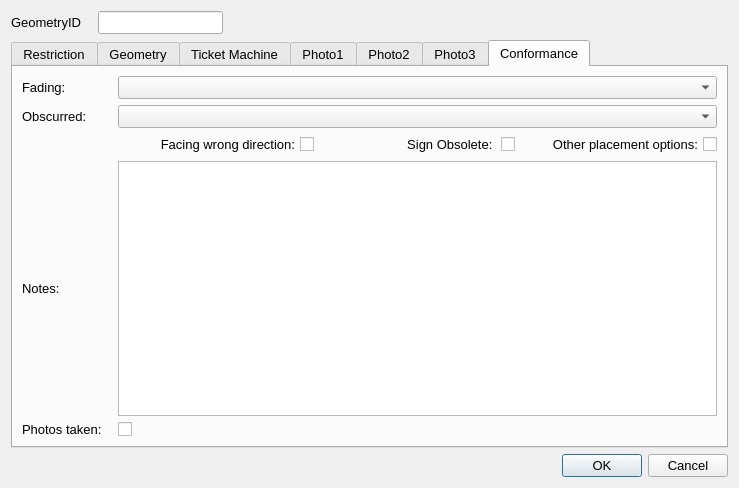
The window that restrictionSignsDetails_dialog_base_qt5.ui (tlh22/TOMs) describes before a commit, drawn with Qt 5.
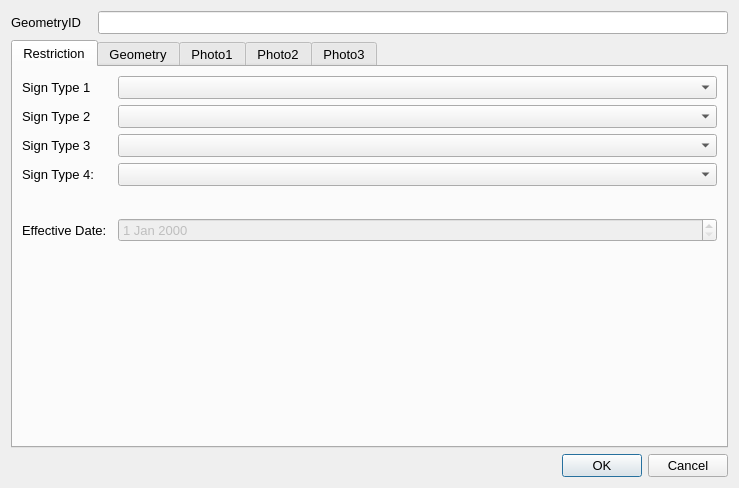
The same window after the commit. The open tabs and pages were chosen to show the change.

What changed in the file:
```diff
--- a/restrictionSignsDetails_dialog_base_qt5.ui
+++ b/restrictionSignsDetails_dialog_base_qt5.ui
@@ -114,14 +114,34 @@
           </font>
          </property>
          <property name="text">
-          <string>Street Furniture:</string>
+          <string>Sign Type 4:</string>
          </property>
         </widget>
        </item>
        <item row="3" column="1">
-        <widget class="QComboBox" name="Signs_Attachment"/>
+        <widget class="QComboBox" name="SignType_4"/>
        </item>
        <item row="4" column="0">
+        <spacer name="horizontalSpacer">
+         <property name="orientation">
+          <enum>Qt::Horizontal</enum>
+         </property>
+         <property name="sizeHint" stdset="0">
+          <size>
+           <width>40</width>
+           <height>20</height>
+          </size>
+         </property>
+        </spacer>
+       </item>
+       <item row="5" column="1">
+        <widget class="QDateEdit" name="OpenDate">
+         <property name="enabled">
+          <bool>false</bool>
+         </property>
+        </widget>
+       </item>
+       <item row="5" column="0">
         <widget class="QLabel" name="lbl_GeometryType">
          <property name="minimumSize">
           <size>
@@ -135,13 +155,10 @@
           </font>
          </property>
          <property name="text">
-          <string>Mounting:</string>
+          <string>Effective Date:</string>
          </property>
         </widget>
        </item>
-       <item row="4" column="1">
-        <widget class="QComboBox" name="Signs_Mount"/>
-       </item>
       </layout>
      </widget>
      <widget class="QWidget" name="Geometry">
@@ -229,7 +246,7 @@
        <item row="4" column="0">
         <widget class="QLabel" name="label_8">
          <property name="text">
-          <string>Survey Date:</string>
+          <string>Last Update Date:</string>
          </property>
         </widget>
        </item>
@@ -243,7 +260,7 @@
        <item row="5" column="0">
         <widget class="QLabel" name="label_9">
          <property name="text">
-          <string>Surveyor:</string>
+          <string>Last Changed By:</string>
          </property>
         </widget>
        </item>
@@ -277,40 +294,6 @@
        </item>
       </layout>
      </widget>
-     <widget class="QWidget" name="TicketMachine">
-      <attribute name="title">
-       <string>Ticket Machine</string>
-      </attribute>
-      <layout class="QFormLayout" name="formLayout_3">
-       <item row="0" column="0">
-        <widget class="QLabel" name="Type1_7">
-         <property name="text">
-          <string>Ticket Machine Number:</string>
-         </property>
-        </widget>
-       </item>
-       <item row="0" column="1">
-        <widget class="QLineEdit" name="TicketMachine_Nr"/>
-       </item>
-       <item row="1" column="0">
-        <widget class="QCheckBox" name="checkBox">
-         <property name="text">
-          <string>Ringo present</string>
-         </property>
-        </widget>
-       </item>
-       <item row="2" column="0">
-        <widget class="QLabel" name="Type1_8">
-         <property name="text">
-          <string>Ticket Machine Issues:</string>
-         </property>
-        </widget>
-       </item>
-       <item row="2" column="1">
-        <widget class="QComboBox" name="Compl_Signs_TicketMachines"/>
-       </item>
-      </layout>
-     </widget>
      <widget class="QWidget" name="Photos_01">
       <attribute name="title">
        <string>Photo1</string>
@@ -386,113 +369,6 @@
        </item>
       </layout>
      </widget>
-     <widget class="QWidget" name="Conformance">
-      <attribute name="title">
-       <string>Conformance</string>
-      </attribute>
-      <layout class="QGridLayout" name="gridLayout_3">
-       <item row="0" column="0">
-        <widget class="QLabel" name="lbl_TimePeriod_5">
-         <property name="minimumSize">
-          <size>
-           <width>90</width>
-           <height>16</height>
-          </size>
-         </property>
-         <property name="font">
-          <font>
-           <pointsize>10</pointsize>
-          </font>
-         </property>
-         <property name="text">
-          <string>Fading:</string>
-         </property>
-        </widget>
-       </item>
-       <item row="0" column="1">
-        <widget class="QComboBox" name="Compl_Signs_Faded"/>
-       </item>
-       <item row="1" column="0">
-        <widget class="QLabel" name="lbl_MaxStay_5">
-         <property name="minimumSize">
-          <size>
-           <width>90</width>
-           <height>16</height>
-          </size>
-         </property>
-         <property name="font">
-          <font>
-           <pointsize>10</pointsize>
-          </font>
-         </property>
-         <property name="text">
-          <string>Obscurred:</string>
-         </property>
-        </widget>
-       </item>
-       <item row="1" column="1">
-        <widget class="QComboBox" name="Compl_Signs_Obscured"/>
-       </item>
-       <item row="2" column="1">
-        <layout class="QGridLayout" name="gridLayout_2">
-         <item row="0" column="0">
-          <widget class="QCheckBox" name="Compl_Signs_Direction">
-           <property name="layoutDirection">
-            <enum>Qt::RightToLeft</enum>
-           </property>
-           <property name="text">
-            <string>Facing wrong direction:</string>
-           </property>
-          </widget>
-         </item>
-         <item row="0" column="1">
-          <widget class="QCheckBox" name="Compl_Signs_Obsolete">
-           <property name="layoutDirection">
-            <enum>Qt::RightToLeft</enum>
-           </property>
-           <property name="text">
-            <string>Sign Obsolete: </string>
-           </property>
-          </widget>
-         </item>
-         <item row="0" column="2">
-          <widget class="QCheckBox" name="Compl_Signs_OtherOptions">
-           <property name="layoutDirection">
-            <enum>Qt::RightToLeft</enum>
-           </property>
-           <property name="text">
-            <string>Other placement options:</string>
-           </property>
-          </widget>
-         </item>
-        </layout>
-       </item>
-       <item row="3" column="0">
-        <widget class="QLabel" name="label_3">
-         <property name="text">
-          <string>Notes:</string>
-         </property>
-        </widget>
-       </item>
-       <item row="3" column="1">
-        <widget class="QTextEdit" name="Signs_Notes"/>
-       </item>
-       <item row="4" column="0">
-        <widget class="QLabel" name="label_4">
-         <property name="text">
-          <string>Photos taken:</string>
-         </property>
-        </widget>
-       </item>
-       <item row="4" column="1">
-        <widget class="QCheckBox" name="PhotoTaken">
-         <property name="text">
-          <string/>
-         </property>
-        </widget>
-       </item>
-      </layout>
-     </widget>
     </widget>
    </item>
    <item row="0" column="0">
@@ -513,7 +389,14 @@
      </property>
     </widget>
    </item>
-   <item row="0" column="1">
+   <item row="2" column="2">
+    <widget class="QDialogButtonBox" name="button_box">
+     <property name="standardButtons">
+      <set>QDialogButtonBox::Cancel|QDialogButtonBox::Ok</set>
+     </property>
+    </widget>
+   </item>
+   <item row="0" column="1" colspan="2">
     <widget class="QLineEdit" name="GeometryID">
      <property name="sizePolicy">
       <sizepolicy hsizetype="Preferred" vsizetype="Preferred">
@@ -537,13 +420,6 @@
      </property>
     </widget>
    </item>
-   <item row="2" column="2">
-    <widget class="QDialogButtonBox" name="button_box">
-     <property name="standardButtons">
-      <set>QDialogButtonBox::Cancel|QDialogButtonBox::Ok</set>
-     </property>
-    </widget>
-   </item>
   </layout>
  </widget>
  <resources/>
```
